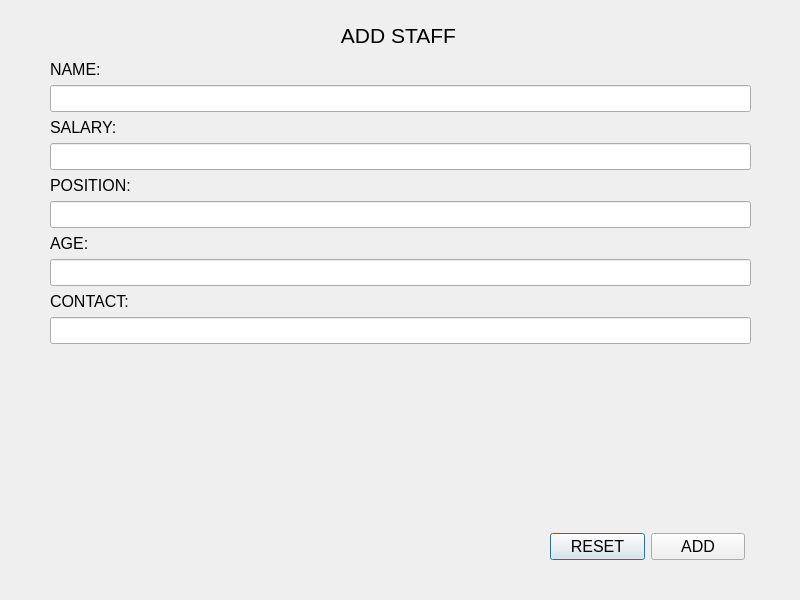
Above: RMS_qt/addstaff.ui from dev-pratik02/RMS before the change. Below: the same form after it.
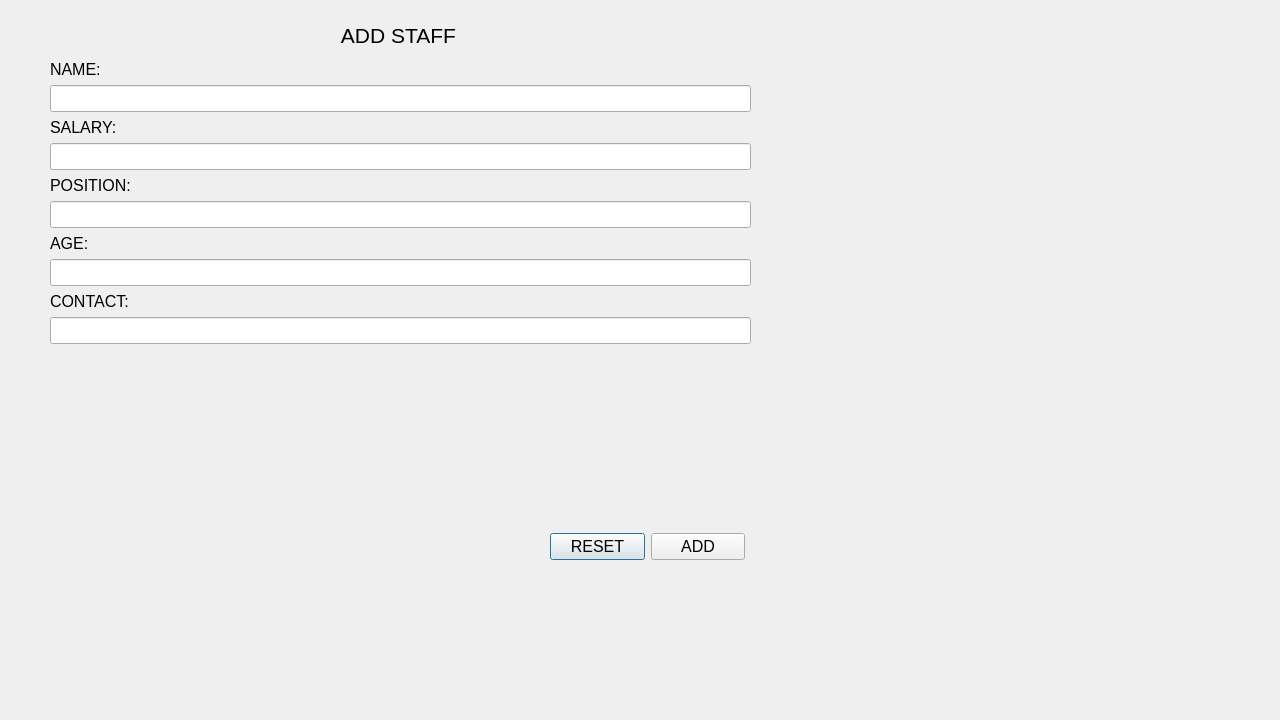
That is the form after the change.

The edit to the form file:
```diff
--- a/RMS_qt/addstaff.ui
+++ b/RMS_qt/addstaff.ui
@@ -6,8 +6,8 @@
    <rect>
     <x>0</x>
     <y>0</y>
-    <width>800</width>
-    <height>600</height>
+    <width>1280</width>
+    <height>720</height>
    </rect>
   </property>
   <property name="windowTitle">
```
